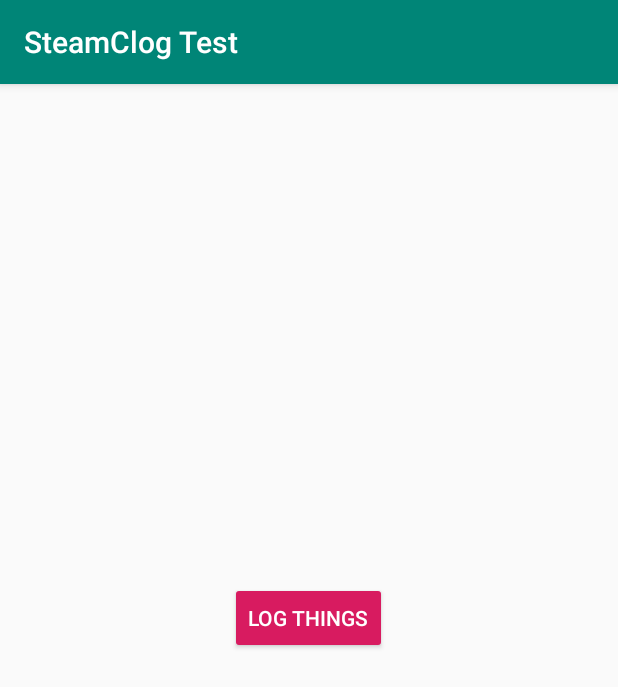
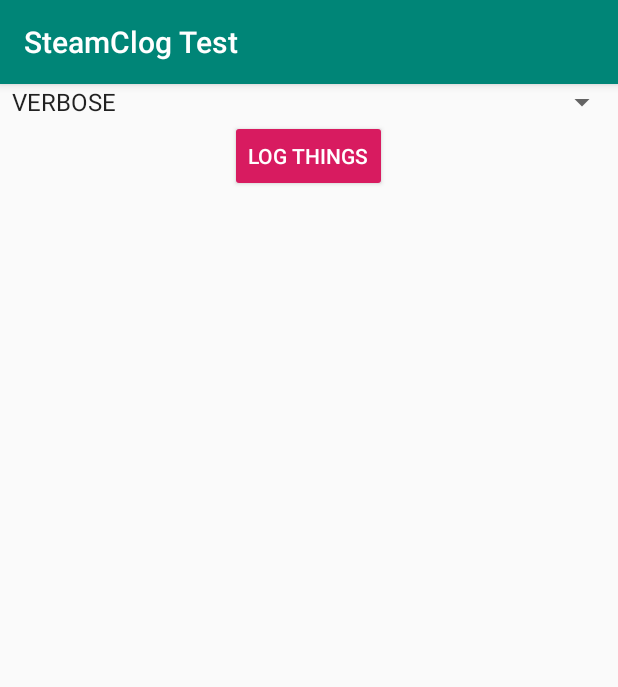
Before and after one commit to steamclock/steamclog-swift, an Android app: the screen it shows after launch (MainActivity), on a phone screen of 412 x 824 dp. Shown: the top 687 px of the screen. Run offline under Robolectric (Android 15) with nearby library versions, the light colour scheme and no system bars; our stand-ins replace Timber; libraries missing offline, so code that uses them is left out: com.crashlytics.android, io.fabric.sdk.

Commit message:
Fixed starting priority levels, and added rudimentary way to test changing priority level

```diff
--- a/android/app/src/main/java/com/example/steamclog/MainActivity.kt
+++ b/android/app/src/main/java/com/example/steamclog/MainActivity.kt
@@ -2,6 +2,8 @@ package com.example.steamclog
 
 import android.os.Bundle
 import android.util.Log
+import android.view.View
+import android.widget.AdapterView
 import com.google.android.material.snackbar.Snackbar
 import androidx.appcompat.app.AppCompatActivity
 import com.example.lib.Steamclog
@@ -28,6 +30,29 @@ class MainActivity : AppCompatActivity() {
         title = "SteamClog Test"
 
         Steamclog.enableCustomLogging(true)
+
+        Log.v("Steamclog", Steamclog.toString())
+
+        level_selector.onItemSelectedListener = object: AdapterView.OnItemSelectedListener {
+            override fun onNothingSelected(parent: AdapterView<*>?) {
+                Steamclog.priorityLevel = Log.VERBOSE
+            }
+
+            override fun onItemSelected(
+                parent: AdapterView<*>?,
+                view: View?,
+                position: Int,
+                id: Long
+            ) {
+                when (position) {
+                    0 -> Steamclog.priorityLevel = Log.VERBOSE
+                    1 -> Steamclog.priorityLevel = Log.DEBUG
+                    2 -> Steamclog.priorityLevel = Log.INFO
+                    3 -> Steamclog.priorityLevel = Log.WARN
+                    else -> Steamclog.priorityLevel = Log.ERROR
+                }
+            }
+        }
 
         log_things.setOnClickListener { view ->
 
--- a/android/app/src/main/res/layout/activity_main.xml
+++ b/android/app/src/main/res/layout/activity_main.xml
@@ -1,10 +1,11 @@
 <?xml version="1.0" encoding="utf-8"?>
-<androidx.coordinatorlayout.widget.CoordinatorLayout xmlns:android="http://schemas.android.com/apk/res/android"
+<LinearLayout xmlns:android="http://schemas.android.com/apk/res/android"
     xmlns:app="http://schemas.android.com/apk/res-auto"
     xmlns:tools="http://schemas.android.com/tools"
     android:layout_width="match_parent"
     android:layout_height="match_parent"
-    tools:context=".MainActivity">
+    tools:context=".MainActivity"
+    android:orientation="vertical">
 
     <com.google.android.material.appbar.AppBarLayout
         android:layout_width="match_parent"
@@ -20,7 +21,12 @@
 
     </com.google.android.material.appbar.AppBarLayout>
 
-    <include layout="@layout/content_main" />
+    <Spinner
+        android:id="@+id/level_selector"
+        android:layout_width="fill_parent"
+        android:layout_height="wrap_content"
+        android:drawSelectorOnTop="true"
+        android:entries="@array/levels" />
 
     <Button
         style="@style/Widget.AppCompat.Button.Colored"
@@ -30,4 +36,4 @@
         android:text="LOG THINGS"
         android:layout_gravity="center"/>
 
-</androidx.coordinatorlayout.widget.CoordinatorLayout>
+</LinearLayout>
--- a/android/app/src/main/res/layout/content_main.xml
+++ /dev/null
@@ -1,11 +0,0 @@
-<?xml version="1.0" encoding="utf-8"?>
-<androidx.constraintlayout.widget.ConstraintLayout xmlns:android="http://schemas.android.com/apk/res/android"
-    xmlns:app="http://schemas.android.com/apk/res-auto"
-    xmlns:tools="http://schemas.android.com/tools"
-    android:layout_width="match_parent"
-    android:layout_height="match_parent"
-    app:layout_behavior="@string/appbar_scrolling_view_behavior"
-    tools:context=".MainActivity"
-    tools:showIn="@layout/activity_main">
-
-</androidx.constraintlayout.widget.ConstraintLayout>
--- a/android/app/src/main/res/values/strings.xml
+++ b/android/app/src/main/res/values/strings.xml
@@ -1,4 +1,12 @@
 <resources>
     <string name="app_name">steamclog</string>
     <string name="title_activity_main">MainActivity</string>
+
+    <string-array name="levels">
+        <item>VERBOSE</item>
+        <item>DEBUG</item>
+        <item>INFO</item>
+        <item>WARN</item>
+        <item>ERROR</item>
+    </string-array>
 </resources>
--- a/android/lib/src/main/java/com/example/lib/PriorityEnabledDebugTree.kt
+++ b/android/lib/src/main/java/com/example/lib/PriorityEnabledDebugTree.kt
@@ -14,7 +14,7 @@ import timber.log.Timber
  *  Tree -> logging on Release Builds
  */
 abstract class PriorityEnabledTree : Timber.Tree() {
-    var priorityLevel: Int = Log.VERBOSE
+    var priorityLevel: Int = Steamclog.defaultPriorityLevel
     var enabled: Boolean = false
     override fun isLoggable(priority: Int): Boolean { return priority >= priorityLevel }
 }
@@ -23,7 +23,7 @@ abstract class PriorityEnabledTree : Timber.Tree() {
  * DebugTree -> logging on Debug Builds
  */
 abstract class PriorityEnabledDebugTree : Timber.DebugTree() {
-    var priorityLevel: Int = Log.VERBOSE
+    var priorityLevel: Int = Steamclog.defaultPriorityLevel
     var enabled: Boolean = false
     override fun isLoggable(priority: Int): Boolean { return priority >= priorityLevel }
 }
--- a/android/lib/src/main/java/com/example/lib/Steamclog.kt
+++ b/android/lib/src/main/java/com/example/lib/Steamclog.kt
@@ -46,7 +46,8 @@ object Steamclog {
     //---------------------------------------------
     // Public properties
     //---------------------------------------------
-    var priorityLevel: Int = Log.ERROR
+    const val defaultPriorityLevel = Log.VERBOSE
+    var priorityLevel: Int = defaultPriorityLevel
         set(value) {
             field = value
             crashlyticsTree.priorityLevel = value
@@ -102,14 +103,15 @@ object Steamclog {
     //---------------------------------------------
     // Public Logging <level> calls
     //
-    // Note, using default parameters (obj: Any? = null) appears to introduce one more call in the
+    // Problems with wrapping Timber calls:
+    // - Timber trace element containing line number and method points to THIS (Steamclog) file.
+    //
+    // Note, using default parameter values (obj: Any? = null) appears to introduce one more call in the
     // call stack that messes up how we are generating our PriorityEnabledDebugTree's stack element.
     // To get around this for now we explicit versions of each <level> method below without optional
     // parameters.
-    //
-    // Problems with wrapping Timber calls:
-    // - Timber trace element containing line number and method points to THIS file.
     //---------------------------------------------
+
     fun verbose(@NonNls message: String) = Timber.v(message)
     fun verbose(@NonNls message: String, obj: Any) = Timber.v(addObjToMessage(message, obj))
 
@@ -157,4 +159,12 @@ object Steamclog {
             // Tree may not be planted, catch exception.
         }
     }
+
+    override fun toString(): String {
+        return "Steamclog( \n" +
+                    "priorityLevel=$priorityLevel, \n" +
+                    "isCrashlyticsLoggingEnabled=$isCrashlyticsLoggingEnabled, \n" +
+                    "isCustomLoggingEnabled=$isCustomLoggingEnabled) \n" +
+                    "isExternalFileLoggingEnabled=$isExternalFileLoggingEnabled) \n"
+    }
 }
```
